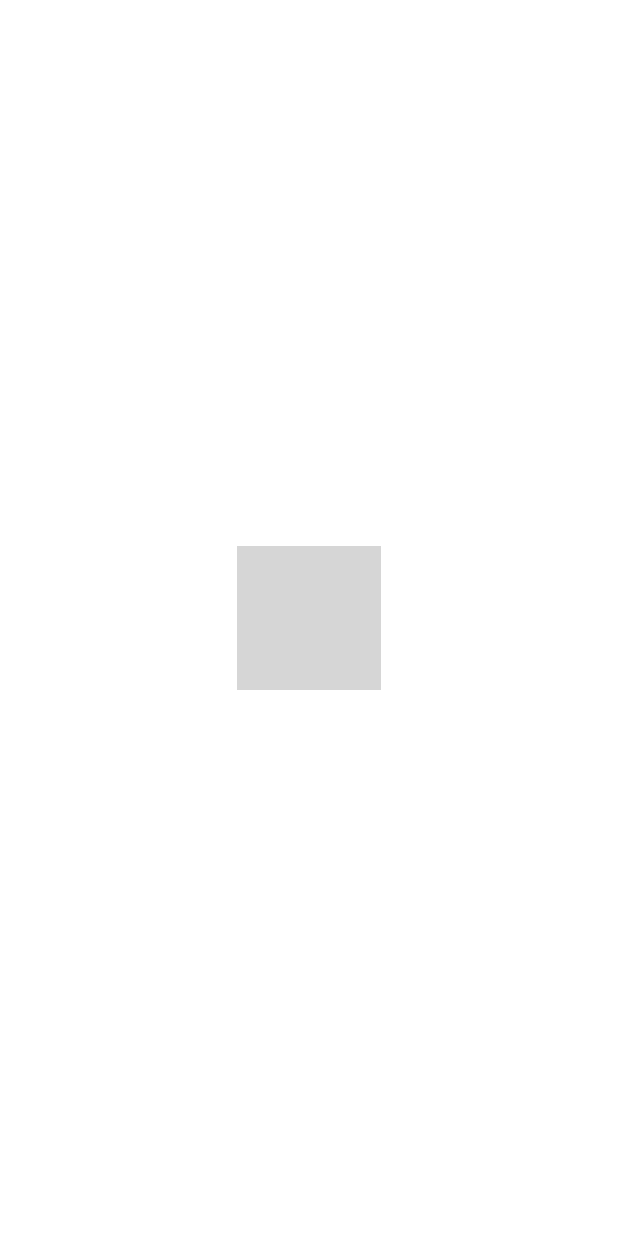
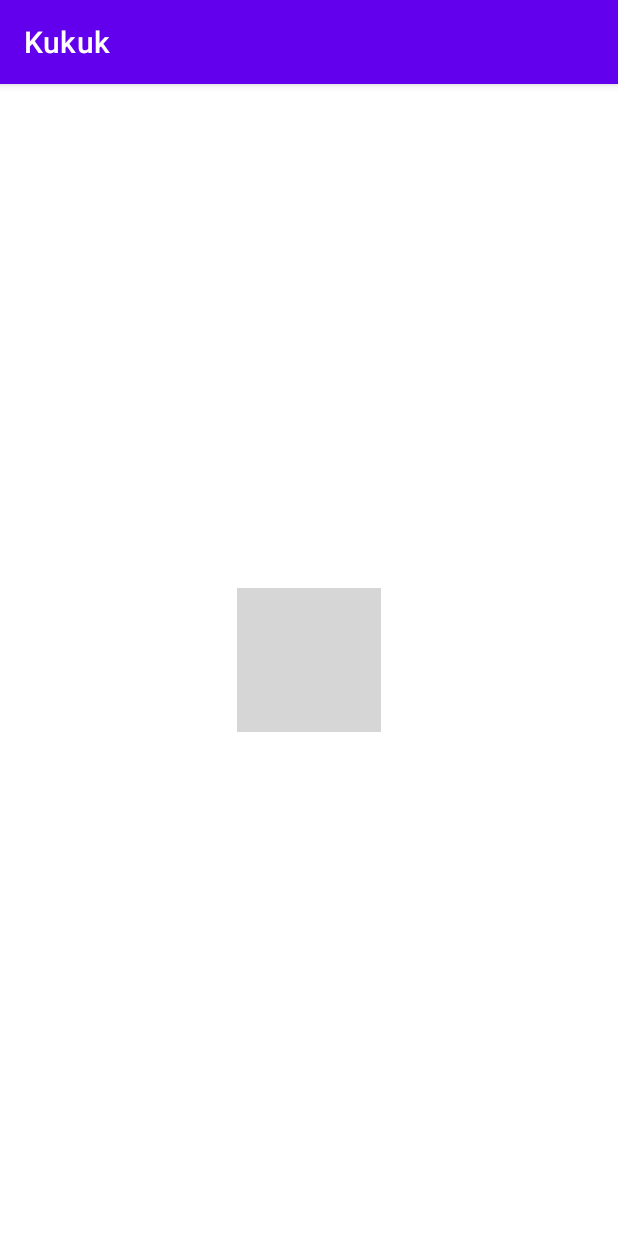
Before and after one commit to djkeu/kukuk, an Android app: the screen it shows after launch (MainActivity), on a phone screen of 412 x 824 dp. Run offline under Robolectric (Android 15) with nearby library versions, the phone set to English and light mode, and no system bars; Roboto replaces fonts that are not available here; grey boxes are pictures that could not be loaded.

Commit message:
Revert "Change DarkActionBar to NoActionBar"
This reverts commit e6cad273aa6514d88e5d84e7f32fb124ef4c7e08.

```diff
--- a/app/src/main/res/values-night/themes.xml
+++ b/app/src/main/res/values-night/themes.xml
@@ -1,6 +1,6 @@
 <resources xmlns:tools="http://schemas.android.com/tools">
     <!-- Base application theme. -->
-    <style name="Theme.Kukuk" parent="Theme.MaterialComponents.DayNight.NoActionBar">
+    <style name="Theme.Kukuk" parent="Theme.MaterialComponents.DayNight.DarkActionBar">
         <!-- Primary brand color. -->
         <item name="colorPrimary">@color/purple_200</item>
         <item name="colorPrimaryVariant">@color/purple_700</item>
--- a/app/src/main/res/values/themes.xml
+++ b/app/src/main/res/values/themes.xml
@@ -1,6 +1,6 @@
 <resources xmlns:tools="http://schemas.android.com/tools">
     <!-- Base application theme. -->
-    <style name="Theme.Kukuk" parent="Theme.MaterialComponents.DayNight.NoActionBar">
+    <style name="Theme.Kukuk" parent="Theme.MaterialComponents.DayNight.DarkActionBar">
         <!-- Primary brand color. -->
         <item name="colorPrimary">@color/purple_500</item>
         <item name="colorPrimaryVariant">@color/purple_700</item>
```
